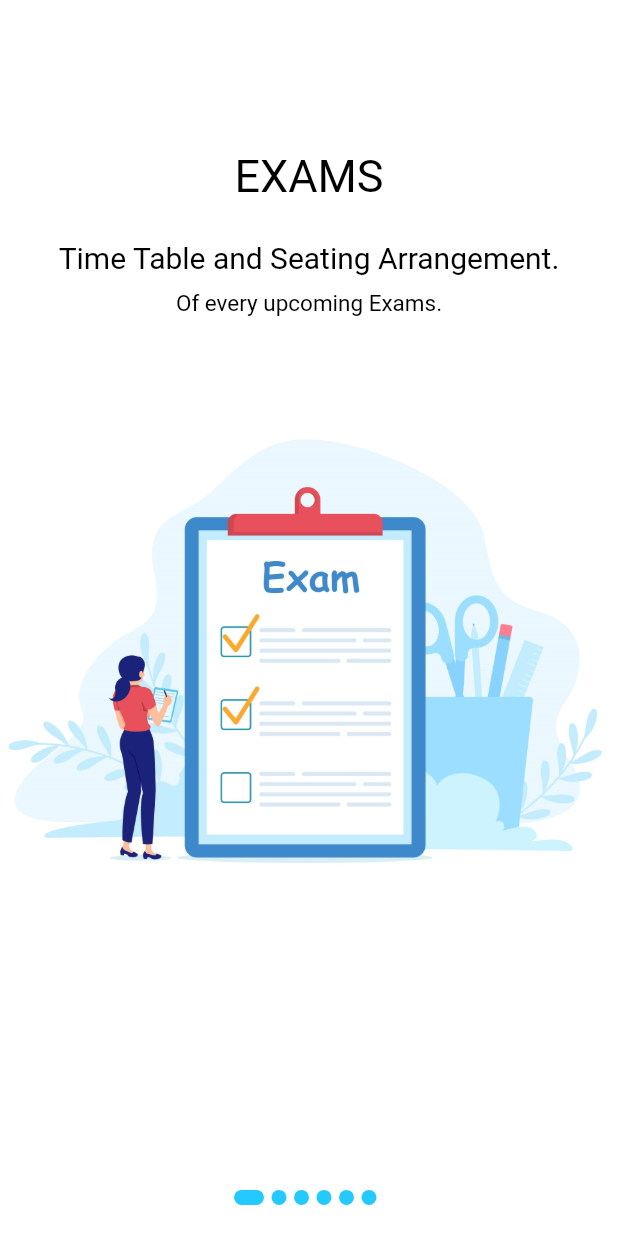
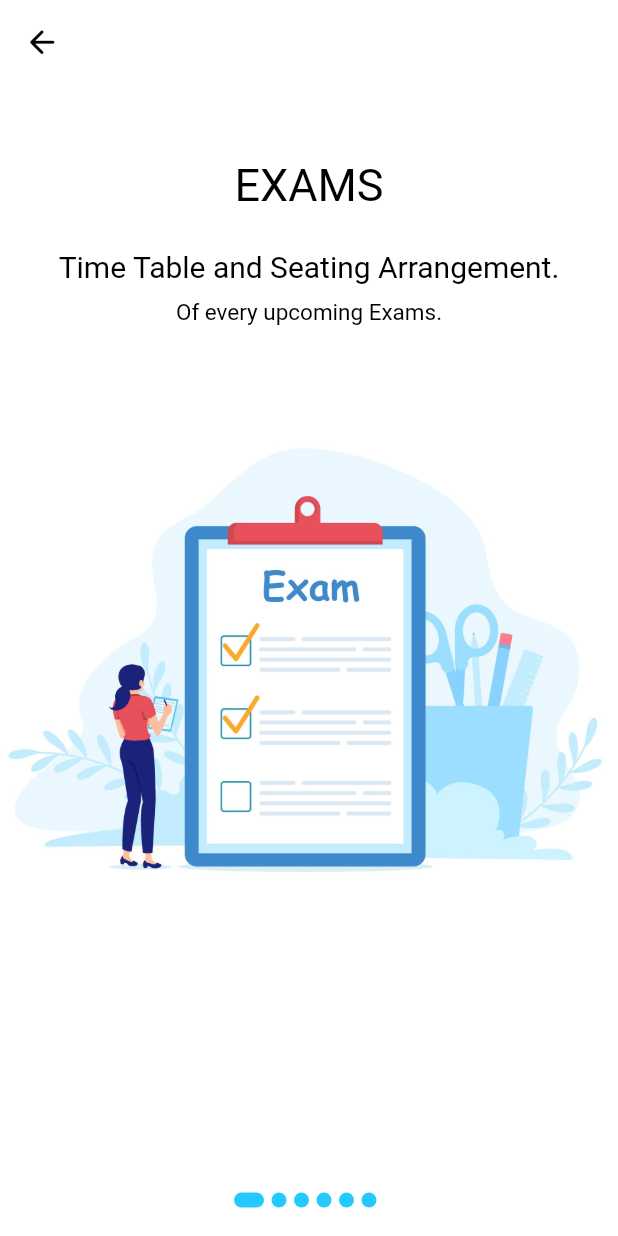
Before and after one commit to FineCoders001/uni_campus, a Flutter app: the OnBoarding screen opened directly, on a phone screen of 412 x 824 dp. Run offline on Flutter 3.47's test engine with Material 2 defaults, Android fonts, the phone set to English and light mode, and no system bars; our stand-ins replace badges, cached_network_image, carousel_slider, cloud_firestore, csv, file_picker and 13 more; missing offline and left inert: barcode_scan2, flutterfire_ui; accounts and stored records are empty; Roboto replaces fonts that are missing (Ubuntu).

Commit message:
UI improvement

```diff
--- a/lib/LibraryManagement/Widgets/rating_bar.dart
+++ b/lib/LibraryManagement/Widgets/rating_bar.dart
@@ -63,7 +63,7 @@ class _RatingBarState extends State<RatingBar> {
 
     return widget.reviewed
         ? Card(
-            elevation: 5,
+            elevation: 3,
             child: Padding(
               padding:
                   const EdgeInsets.symmetric(vertical: 20.0, horizontal: 10),
--- a/lib/Profile/Screens/profile_screen.dart
+++ b/lib/Profile/Screens/profile_screen.dart
@@ -85,6 +85,7 @@ class _ProfileScreenState extends ConsumerState<ProfileScreen> {
         child: Column(
           children: [
             Container(
+              padding: const EdgeInsets.all(8),
               // height: 200,
               width: double.infinity,
               decoration: const BoxDecoration(
--- a/lib/Users/Screens/onboarding_screen.dart
+++ b/lib/Users/Screens/onboarding_screen.dart
@@ -58,10 +58,17 @@ class _OnBoardingState extends State<OnBoarding> {
   @override
   Widget build(BuildContext context) {
     return Scaffold(
-      // appBar: AppBar(
-      //   backgroundColor: Colors.transparent,
-      //   shadowColor: Colors.transparent,
-      // ),
+      appBar: AppBar(
+        backgroundColor: Colors.transparent,
+        shadowColor: Colors.transparent,
+        leading: GestureDetector(
+            onTap: () => Navigator.pop(context),
+            child: const Icon(
+              Icons.arrow_back_rounded,
+              size: 25,
+              color: Colors.black,
+            )),
+      ),
       backgroundColor: Colors.white,
       body: DefaultTextStyle(
         style: GoogleFonts.ubuntu(color: Colors.black, fontSize: 15),
@@ -78,8 +85,7 @@ class _OnBoardingState extends State<OnBoarding> {
                       child: Column(
                         children: [
                           Padding(
-                            padding:
-                                const EdgeInsets.only(bottom: 15, top: 100),
+                            padding: const EdgeInsets.only(bottom: 15, top: 50),
                             child: Text(l[index]["title"]!,
                                 style: const TextStyle(fontSize: 30)),
                           ),
@@ -112,8 +118,7 @@ class _OnBoardingState extends State<OnBoarding> {
                       child: Column(
                         children: [
                           Padding(
-                            padding:
-                                const EdgeInsets.only(bottom: 15, top: 100),
+                            padding: const EdgeInsets.only(bottom: 15, top: 50),
                             child: Text(l[index]["title"]!,
                                 style: const TextStyle(fontSize: 30)),
                           ),
--- a/lib/Widgets/ratings.dart
+++ b/lib/Widgets/ratings.dart
@@ -68,7 +68,7 @@ class _RatingsState extends State<Ratings> {
           mainAxisSize: MainAxisSize.min,
           children: [
             Container(
-              color: const Color.fromRGBO(232, 207, 9, 0.9),
+              color: Colors.amberAccent,
               padding: const EdgeInsets.all(5),
               child: Row(
                 children: [
@@ -78,6 +78,7 @@ class _RatingsState extends State<Ratings> {
                       (num.toStringAsFixed(1)),
                       style: const TextStyle(
                         fontSize: 16,
+                        fontWeight: FontWeight.bold,
                         color: Colors.white,
                       ),
                     ),
```
Also changed, not shown: lib/LibraryManagement/Screens/book_details_screen.dart (+10 -15 lines), lib/LibraryManagement/Screens/book_home_screen.dart (+18 -8 lines), lib/Widgets/styled_image.dart (+23 -18 lines), lib/home_screen.dart (+13 -0 lines).
